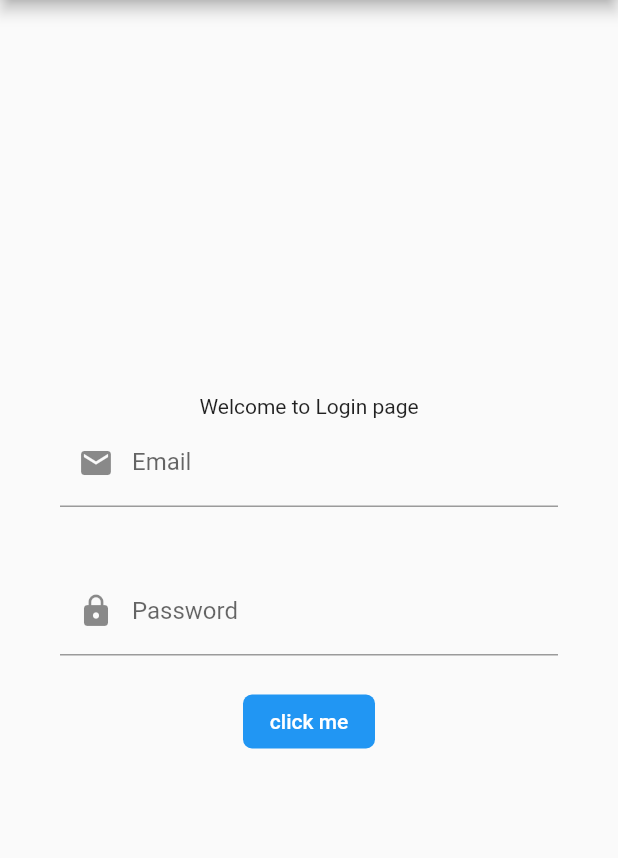
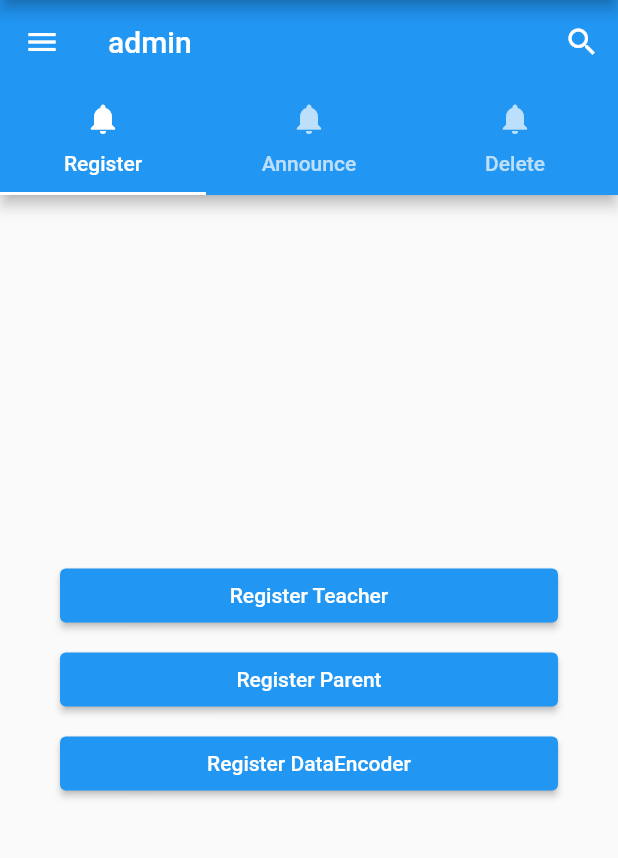
Before and after one commit to sammylina/flutter_school, a Flutter app: the screen it shows after launch, on a phone screen of 412 x 824 dp, the part 84-942 px from its top. Run offline on Flutter 3.47's test engine with Material 2 defaults, Android fonts, the phone set to English and light mode, and no system bars; our stand-ins replace cloud_firestore, firebase_auth, firebase_core; accounts and stored records are empty.

Commit message:
admin register a teacher

```diff
--- a/lib/main.dart
+++ b/lib/main.dart
@@ -1,8 +1,9 @@
 import 'package:flutter/material.dart';
 import 'package:firebase_core/firebase_core.dart';
-import 'package:firebase_auth/firebase_auth.dart';
+// import 'package:firebase_auth/firebase_auth.dart';
 
-import 'package:school/page/login.dart';
+// import 'package:school/page/login.dart';
+import 'package:school/page/admin.dart';
 
 Future<void> main() async {
 	WidgetsFlutterBinding.ensureInitialized();
@@ -26,7 +27,7 @@ class MyApp extends StatelessWidget {
 				appBar: AppBar(
 					title: Text('school management'),
 				),
-				body: Login(),
+				body: AdminPage(),
       ),
     );
   }
--- /dev/null
+++ b/lib/page/admin.dart
@@ -0,0 +1,138 @@
+import 'package:flutter/material.dart';
+import 'common/NavBar.dart';
+import 'package:school/page/register/main_register.dart';
+
+class AdminPage extends StatefulWidget {
+  const AdminPage({Key? key}) : super(key: key);
+
+  @override
+  _Admin_pageState createState() => _Admin_pageState();
+}
+
+class _Admin_pageState extends State<AdminPage> {
+  bool isSearching = false;
+  @override
+  Widget build(BuildContext context) => DefaultTabController(
+
+    length: 3,
+    child: Scaffold(
+      drawer: NavBar(),
+      appBar: AppBar(
+        title: !isSearching ? Text("admin"): TextField(
+          style: TextStyle(
+              color: Colors.white
+          ),
+          decoration: InputDecoration(
+            icon: Icon(Icons.search,
+              color: Colors.white,),
+            hintText: "inter search hear",
+            hintStyle: TextStyle(
+                color: Colors.white
+            ),
+          ),
+        ),
+        actions: [
+          IconButton(onPressed: (){
+            setState(() {
+              this.isSearching = !this.isSearching;
+
+            });
+          }, icon: Icon(Icons.search))
+        ],
+        //centerTitle: true,
+
+        bottom: TabBar(
+          tabs: [
+            Tab(text: "Register",icon: Icon(Icons.notifications),),
+            Tab(text: "Announce",icon: Icon(Icons.notifications)),
+            Tab(text: "Delete",icon: Icon(Icons.notifications))
+          ],
+        ),
+      ),
+      body: TabBarView(
+        children: [
+          Center(child: Register()),
+          Center(child: Text("FeedBack"),),
+          Center(child: Text("Result"),)
+        ],
+      ),
+    ),
+
+
+  );
+}
+
+// ------------------------Register(create account)------------------
+
+// class Register extends StatefulWidget {
+//
+//     @override
+//     _RegisterState createState() => _RegisterState();
+// }
+//
+// class _RegisterState extends State<Register> {
+//
+//     final nameController = TextEditingController();
+//     final phoneController = TextEditingController();
+//     final accountTypes = ['Teacher', 'Parent', 'Student', 'Data Encoder'];
+//     String? selectedAccount = 'Teacher';
+//
+//   @override
+//   Widget build(BuildContext context) {
+//     // Build a Form widget using the _formKey created above.
+//     return Column(
+//        crossAxisAlignment: CrossAxisAlignment.center,
+//        children: [
+//             buildName(),
+//             buildPhone(),
+//             DropdownButton<String>(
+//     items: accountTypes.map((String item) {
+//         return DropdownMenuItem(
+//             value: item,
+//             child: Text(item),
+//         );
+//     }).toList(),
+//     value: selectedAccount,
+//     onChanged: (value) => setState(() => this.selectedAccount = value),
+// ),
+//             submitButton(),
+//        ]
+//    );
+//
+//   }
+//
+//   // -----------Input Widgets-------------
+//
+//   Widget buildName() => TextFormField(
+//     controller: nameController,
+//     decoration: InputDecoration(
+//         labelText: 'Name',
+//         border: OutlineInputBorder(),
+//         prefixIcon: Icon(Icons.person),
+//         suffixIcon: IconButton(
+//             icon: Icon(Icons.close),
+//             onPressed: () {
+//                 nameController.clear();
+//             }
+//         ),
+//     ),
+//     validator: (value) {},
+//     onChanged: (value) {}
+//   );
+//
+//   Widget buildPhone() =>
+//            TextField(
+//                 controller: phoneController,
+//                 decoration: InputDecoration(
+//                     hintText: 'Enter phone number',
+//                     border: OutlineInputBorder(),
+//                     prefixIcon: Icon(Icons.phone),
+//                 ),
+//                 keyboardType: TextInputType.number,
+//            );
+//
+//     Widget submitButton() => FlatButton(
+//         child: Text('submit'),
+//         onPressed: () {},
+//     );
+// }
--- /dev/null
+++ b/lib/page/register/main_register.dart
@@ -0,0 +1,30 @@
+import 'package:flutter/material.dart';
+import 'package:school/page/register/register_teacher.dart';
+
+class Register extends StatelessWidget {
+  const Register({Key? key}) : super(key: key);
+
+  @override
+  Widget build(BuildContext context) {
+    return Container(
+      padding: const EdgeInsets.symmetric(horizontal: 40.0),
+      child: Column(
+        mainAxisAlignment: MainAxisAlignment.center,
+        crossAxisAlignment: CrossAxisAlignment.stretch,
+        children: [
+          const SizedBox(height: 8),
+          ElevatedButton(onPressed: () {
+            Navigator.push(
+              context,
+              MaterialPageRoute(builder: (context) => const RegisterTeacher())
+            );
+          }, child: const Text('Register Teacher')),
+          const SizedBox(height: 8),
+          ElevatedButton(onPressed: () {}, child: Text('Register Parent')),
+          const SizedBox(height: 8),
+          ElevatedButton(onPressed: () {}, child: Text('Register DataEncoder'))
+        ]
+      )
+    );
+  }
+}
--- a/pubspec.yaml
+++ b/pubspec.yaml
@@ -36,6 +36,8 @@ dependencies:
   cupertino_icons: ^1.0.2
   firebase_core: ^1.17.1
   firebase_auth: ^3.3.19
+  random_password_generator: ^0.2.1
+  cloud_firestore: ^3.1.17
 
 dev_dependencies:
   flutter_test:
```
Also changed, not shown: lib/auth.dart (deleted, +0 -14 lines), lib/page/auth.dart (added, +26 -0 lines), lib/page/common/NavBar.dart (added, +95 -0 lines), lib/page/common/theme_helper.dart (added, +97 -0 lines), lib/page/register/register_teacher.dart (added, +212 -0 lines), pubspec.lock, 1 other file.
